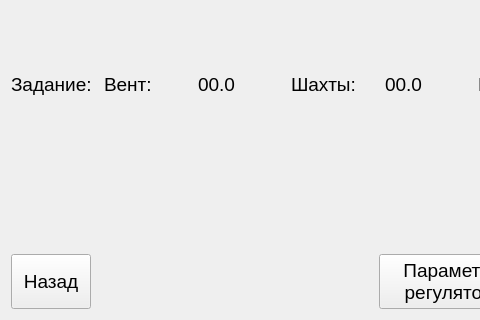
Before: the Qt Designer form QtClient/QtClimaClient/Frames/VentilationOverviewFrame.ui in ciberslavik/climacore, drawn with Qt 5; both pictures show x 0 to 480 and y 183 to 503 of the 716 by 503 pixel window.
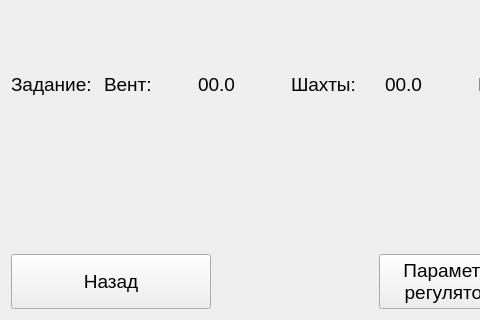
After: the same form once the commit is applied. Icons and pictures are not drawn.

What changed in the file:
```diff
--- a/QtClient/QtClimaClient/Frames/VentilationOverviewFrame.ui
+++ b/QtClient/QtClimaClient/Frames/VentilationOverviewFrame.ui
@@ -222,7 +222,7 @@
       <widget class="QPushButton" name="pushButton">
        <property name="minimumSize">
         <size>
-         <width>0</width>
+         <width>200</width>
          <height>55</height>
         </size>
        </property>
```
Left out of the diff: 2 changed lines with no effect on the pictures.
